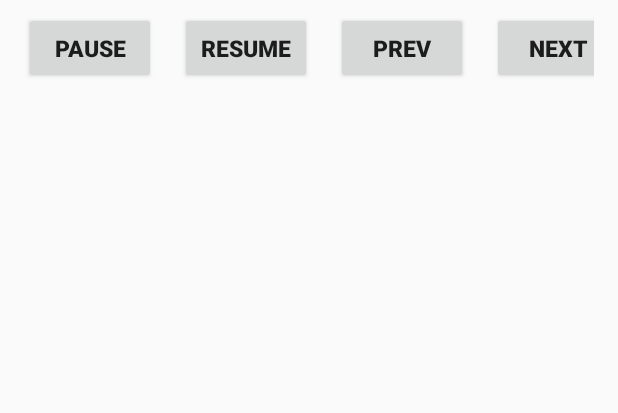
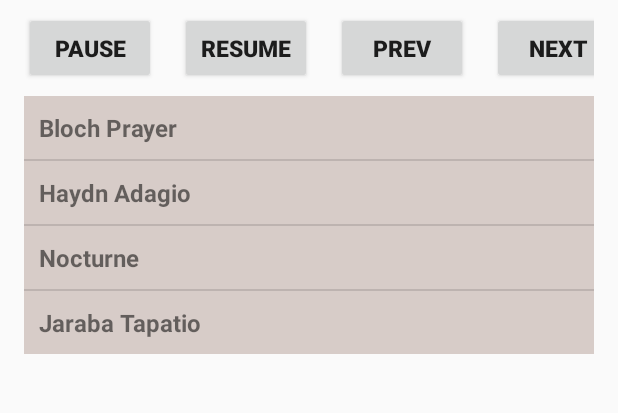
Before and after one commit to ETS-Android5/Software-Engineering-Project, an Android app: the screen it shows after launch (HomeActivity), on a phone screen of 412 x 824 dp, the part 73-486 px from its top. Run offline under Robolectric (Android 15) with nearby library versions, the phone set to English and light mode, and no system bars; libraries missing offline, so code that uses them is left out: java8.util.concurrent; 3 statements that could not run were skipped.

Commit message:
Change stubs to return mock media lists
At this point there are a ton of tests failing that I'll need to fix.

```diff
--- /dev/null
+++ b/app/src/main/java/comp3350/breadtunes/persistence/mocks/MockSongs.java
@@ -0,0 +1,51 @@
+package comp3350.breadtunes.persistence.mocks;
+
+import java.util.ArrayList;
+import java.util.List;
+
+import comp3350.breadtunes.objects.Song;
+import comp3350.breadtunes.objects.SongDuration;
+
+public class MockSongs {
+    public static List<Song> getMockSongList() {
+        List<Song> songs = new ArrayList<>();
+
+        songs.add(new Song.Builder()
+                .name("Bloch Prayer")
+                .rawName("prayer")
+                .trackNumber(1)
+                .artistName("Artist 1")
+                .albumName("Album 1")
+                .duration(new SongDuration(0, 0))
+                .build());
+
+        songs.add(new Song.Builder()
+                .name("Haydn Adagio")
+                .rawName("adagio")
+                .trackNumber(1)
+                .artistName("Artist 2")
+                .albumName("Album 2")
+                .duration(new SongDuration(0, 0))
+                .build());
+
+        songs.add(new Song.Builder()
+                .name("Nocturne")
+                .rawName("nocturne")
+                .trackNumber(1)
+                .artistName("Artist 3")
+                .albumName("Album 3")
+                .duration(new SongDuration(0, 0))
+                .build());
+
+        songs.add(new Song.Builder()
+                .name("Jaraba Tapatio")
+                .rawName("jarabe")
+                .trackNumber(1)
+                .artistName("Artist 4")
+                .albumName("Album 4")
+                .duration(new SongDuration(0, 0))
+                .build());
+
+        return songs;
+    }
+}
--- a/app/src/main/java/comp3350/breadtunes/presentation/HomeActivity.java
+++ b/app/src/main/java/comp3350/breadtunes/presentation/HomeActivity.java
@@ -143,8 +143,8 @@ public class HomeActivity extends BaseActivity implements Observer {
         Song song = songObservable.getSong();
 
         String songName = song.getName();
-        String albumName = song.getAlbum().getName();
-        String artistName = song.getArtist().getName();
+        String albumName = song.getAlbumName();
+        String artistName = song.getArtistName();
 
         nowPlayingGUI.setText(String.format("Song: %s\nAlbum: %s\nArtist: %s", songName, albumName, artistName));
     }
```
Also changed, not shown: app/src/main/java/comp3350/breadtunes/persistence/mocks/MockAlbums.java (added, +19 -0 lines), app/src/main/java/comp3350/breadtunes/persistence/mocks/MockArtists.java (added, +18 -0 lines), app/src/main/java/comp3350/breadtunes/persistence/stubs/AlbumPersistenceStub.java (+2 -8 lines), app/src/main/java/comp3350/breadtunes/persistence/stubs/ArtistPersistenceStub.java (+2 -7 lines), app/src/main/java/comp3350/breadtunes/persistence/stubs/SongPersistenceStub.java (+2 -22 lines).
